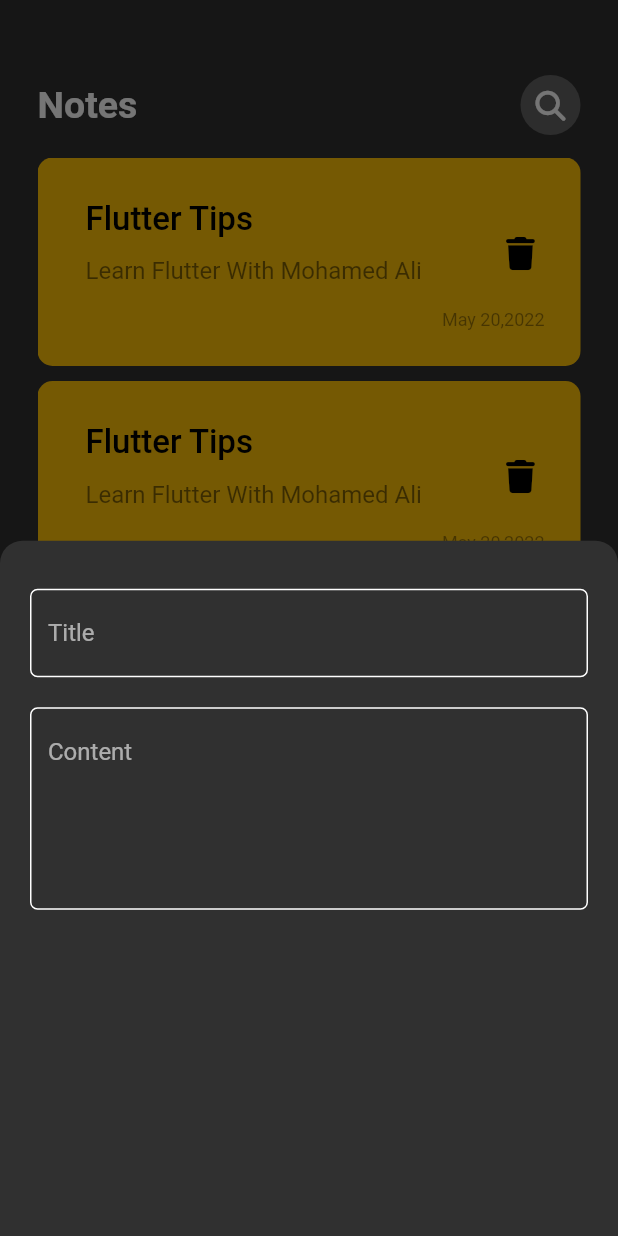
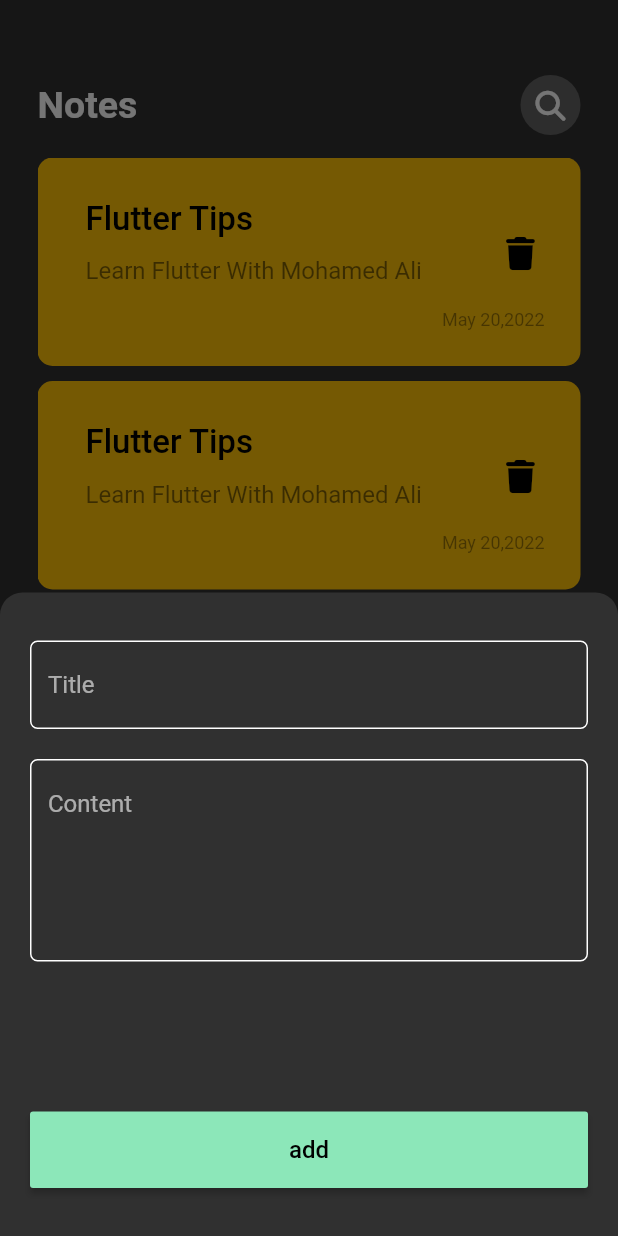
Before and after one commit to Mohamed-Yassien/notes_app, a Flutter app: the screen it shows after launch, after a tap on the "add" icon, on a phone screen of 412 x 824 dp. Run offline on Flutter 3.47's test engine with Material 2 defaults, Android fonts, the phone set to English and light mode, and no system bars; our stand-ins replace font_awesome_flutter, hive, hive_flutter; accounts and stored records are empty.

Commit message:
add onsave , validator method to custom text field , use auto validate mode

```diff
--- a/lib/widgets/add_note_bottom_sheet.dart
+++ b/lib/widgets/add_note_bottom_sheet.dart
@@ -1,5 +1,7 @@
 import 'package:flutter/material.dart';
 import 'package:notes_app_with_bloc/widgets/custom_text_field.dart';
+
+import 'custom_button.dart';
 
 class AddNoteBottomSheet extends StatelessWidget {
   const AddNoteBottomSheet({
@@ -8,24 +10,69 @@ class AddNoteBottomSheet extends StatelessWidget {
 
   @override
   Widget build(BuildContext context) {
-    return Padding(
+    return const AddNoteForm();
+  }
+}
+
+class AddNoteForm extends StatefulWidget {
+  const AddNoteForm({
+    Key? key,
+  }) : super(key: key);
+
+  @override
+  State<AddNoteForm> createState() => _AddNoteFormState();
+}
+
+class _AddNoteFormState extends State<AddNoteForm> {
+  String? title, subTitle;
+
+  final formKey = GlobalKey<FormState>();
+
+  final AutovalidateMode autovalidateMode = AutovalidateMode.onUserInteraction;
+
+  @override
+  Widget build(BuildContext context) {
+    return SingleChildScrollView(
+      child: Form(
+        key: formKey,
+        autovalidateMode: autovalidateMode,
+        child: Padding(
           padding: const EdgeInsets.symmetric(
             horizontal: 20,
             vertical: 32,
           ),
           child: Column(
-        children: const [
+            children: [
               CustomTextField(
                 hint: 'Title',
+                onSave: (val) {
+                  title = val;
+                },
               ),
-          SizedBox(
+              const SizedBox(
                 height: 20,
               ),
               CustomTextField(
                 hint: 'Content',
                 maxLines: 5,
+                onSave: (val) {
+                  subTitle = val;
+                },
+              ),
+              const SizedBox(
+                height: 100,
+              ),
+              CustomButton(
+                title: 'add',
+                onTab: () {
+                  if (formKey.currentState!.validate()) {
+                    formKey.currentState!.save();
+                  }
+                },
               ),
             ],
+          ),
+        ),
       ),
     );
   }
--- /dev/null
+++ b/lib/widgets/custom_button.dart
@@ -0,0 +1,33 @@
+import 'package:flutter/material.dart';
+
+import '../constant.dart';
+
+class CustomButton extends StatelessWidget {
+  const CustomButton({
+    Key? key, required this.title, this.onTab,
+  }) : super(key: key);
+
+  final String title;
+  final void Function()? onTab ;
+
+  @override
+  Widget build(BuildContext context) {
+    return SizedBox(
+      width: double.infinity,
+      child: MaterialButton(
+        color: kPrimaryColor,
+        onPressed: onTab,
+        child:  Padding(
+          padding: const EdgeInsets.all(16.0),
+          child: Text(
+            title,
+            style: const TextStyle(
+              color: Colors.black,
+              fontSize: 16,
+            ),
+          ),
+        ),
+      ),
+    );
+  }
+}
--- a/lib/widgets/custom_text_field.dart
+++ b/lib/widgets/custom_text_field.dart
@@ -6,14 +6,24 @@ class CustomTextField extends StatelessWidget {
     Key? key,
     required this.hint,
     this.maxLines = 1,
+    this.onSave,
   }) : super(key: key);
 
   final String hint;
   final int maxLines;
+  final void Function(String?)? onSave;
 
   @override
   Widget build(BuildContext context) {
-    return TextField(
+    return TextFormField(
+      onSaved: onSave,
+      validator: (val) {
+        if (val == null || val.isEmpty) {
+          return 'field is required';
+        } else {
+          return null;
+        }
+      },
       cursorColor: kPrimaryColor,
       maxLines: maxLines,
       decoration: InputDecoration(
```
Lines whose indentation alone changed are shown as unchanged.
